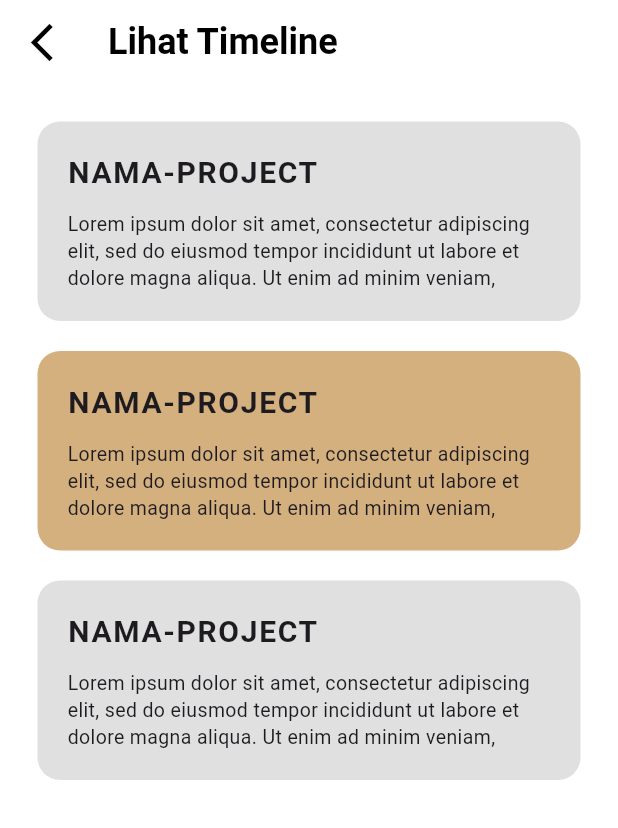
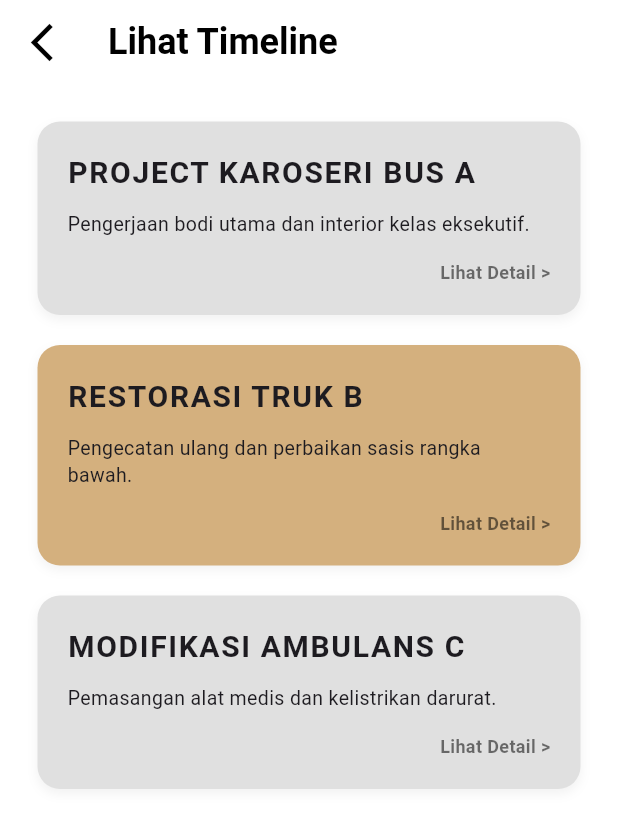
Before and after one commit to justin-rar/karoseri_mobile, a Flutter app: the TimelineDirekturPage screen opened directly, on a phone screen of 412 x 824 dp. Shown: the top 828 px of the screen. Run offline on Flutter 3.47's test engine with Material 3 defaults, Android fonts, the phone set to English and light mode, and no system bars; our stand-ins replace image_picker, supabase_flutter; accounts and stored records are empty.

Commit message:
timeline

```diff
--- a/lib/dashboard/direktur/timelinedirektur.dart
+++ b/lib/dashboard/direktur/timelinedirektur.dart
@@ -1,4 +1,82 @@
+// import 'package:flutter/material.dart';
+// import 'detailtimeline.dart';
+
+// class TimelineDirekturPage extends StatelessWidget {
+//   const TimelineDirekturPage({super.key});
+
+//   @override
+//   Widget build(BuildContext context) {
+//     // Simulasi data dari database
+//     final List<Map<String, dynamic>> projects = [
+//       {'title': 'NAMA-PROJECT', 'color': const Color(0xFFE0E0E0)}, // Abu-abu
+//       {
+//         'title': 'NAMA-PROJECT',
+//         'color': const Color(0xFFD4B07E),
+//       }, // Cokelat/Gold
+//       {'title': 'NAMA-PROJECT', 'color': const Color(0xFFE0E0E0)},
+//     ];
+
+//     return Scaffold(
+//       backgroundColor: Colors.white,
+//       appBar: AppBar(
+//         backgroundColor: Colors.white,
+//         elevation: 0,
+//         leading: IconButton(
+//           icon: const Icon(
+//             Icons.arrow_back_ios_new,
+//             color: Colors.black,
+//             size: 30,
+//           ),
+//           onPressed: () => Navigator.pop(context),
+//         ),
+//         title: const Text(
+//           "Lihat Timeline",
+//           style: TextStyle(
+//             color: Colors.black,
+//             fontWeight: FontWeight.bold,
+//             fontSize: 24,
+//           ),
+//         ),
+//       ),
+//       body: ListView.builder(
+//         padding: const EdgeInsets.all(25),
+//         itemCount: projects.length,
+//         itemBuilder: (context, index) {
+//           return Container(
+//             margin: const EdgeInsets.only(bottom: 20),
+//             padding: const EdgeInsets.all(20),
+//             decoration: BoxDecoration(
+//               color: projects[index]['color'],
+//               borderRadius: BorderRadius.circular(15),
+//             ),
+//             child: Column(
+//               crossAxisAlignment: CrossAxisAlignment.start,
+//               children: [
+//                 Text(
+//                   projects[index]['title'],
+//                   style: const TextStyle(
+//                     fontSize: 20,
+//                     fontWeight: FontWeight.bold,
+//                     letterSpacing: 1.1,
+//                   ),
+//                 ),
+//                 const SizedBox(height: 10),
+//                 const Text(
+//                   "Lorem ipsum dolor sit amet, consectetur adipiscing elit, sed do eiusmod tempor incididunt ut labore et dolore magna aliqua. Ut enim ad minim veniam,",
+//                   style: TextStyle(fontSize: 13, height: 1.4),
+//                 ),
+//               ],
+//             ),
+//           );
+//         },
+//       ),
+//     );
+//   }
+// }
+
 import 'package:flutter/material.dart';
+// Import halaman detail timeline yang kita buat tadi
+import 'detailtimeline.dart';
 
 class TimelineDirekturPage extends StatelessWidget {
   const TimelineDirekturPage({super.key});
@@ -7,12 +85,21 @@ class TimelineDirekturPage extends StatelessWidget {
   Widget build(BuildContext context) {
     // Simulasi data dari database
     final List<Map<String, dynamic>> projects = [
-      {'title': 'NAMA-PROJECT', 'color': const Color(0xFFE0E0E0)}, // Abu-abu
       {
-        'title': 'NAMA-PROJECT',
+        'title': 'PROJECT KAROSERI BUS A',
+        'color': const Color(0xFFE0E0E0),
+        'deskripsi': 'Pengerjaan bodi utama dan interior kelas eksekutif.',
+      },
+      {
+        'title': 'RESTORASI TRUK B',
         'color': const Color(0xFFD4B07E),
-      }, // Cokelat/Gold
-      {'title': 'NAMA-PROJECT', 'color': const Color(0xFFE0E0E0)},
+        'deskripsi': 'Pengecatan ulang dan perbaikan sasis rangka bawah.',
+      },
+      {
+        'title': 'MODIFIKASI AMBULANS C',
+        'color': const Color(0xFFE0E0E0),
+        'deskripsi': 'Pemasangan alat medis dan kelistrikan darurat.',
+      },
     ];
 
     return Scaffold(
@@ -41,18 +128,38 @@ class TimelineDirekturPage extends StatelessWidget {
         padding: const EdgeInsets.all(25),
         itemCount: projects.length,
         itemBuilder: (context, index) {
-          return Container(
+          final project = projects[index];
+
+          return GestureDetector(
+            // Navigasi ke Detail saat kartu diklik
+            onTap: () {
+              Navigator.push(
+                context,
+                MaterialPageRoute(
+                  builder: (context) =>
+                      DetailTimelineDirekturPage(projectData: project),
+                ),
+              );
+            },
+            child: Container(
               margin: const EdgeInsets.only(bottom: 20),
               padding: const EdgeInsets.all(20),
               decoration: BoxDecoration(
-              color: projects[index]['color'],
+                color: project['color'],
                 borderRadius: BorderRadius.circular(15),
+                boxShadow: [
+                  BoxShadow(
+                    color: Colors.black.withOpacity(0.05),
+                    blurRadius: 5,
+                    offset: const Offset(0, 3),
+                  ),
+                ],
               ),
               child: Column(
                 crossAxisAlignment: CrossAxisAlignment.start,
                 children: [
                   Text(
-                  projects[index]['title'],
+                    project['title'],
                     style: const TextStyle(
                       fontSize: 20,
                       fontWeight: FontWeight.bold,
@@ -60,11 +167,25 @@ class TimelineDirekturPage extends StatelessWidget {
                     ),
                   ),
                   const SizedBox(height: 10),
-                const Text(
-                  "Lorem ipsum dolor sit amet, consectetur adipiscing elit, sed do eiusmod tempor incididunt ut labore et dolore magna aliqua. Ut enim ad minim veniam,",
-                  style: TextStyle(fontSize: 13, height: 1.4),
+                  Text(
+                    project['deskripsi'] ??
+                        "Klik untuk melihat detail progres dan persetujuan proyek ini.",
+                    style: const TextStyle(fontSize: 13, height: 1.4),
+                  ),
+                  const SizedBox(height: 15),
+                  const Align(
+                    alignment: Alignment.centerRight,
+                    child: Text(
+                      "Lihat Detail >",
+                      style: TextStyle(
+                        fontWeight: FontWeight.bold,
+                        fontSize: 12,
+                        color: Colors.black54,
+                      ),
+                    ),
                   ),
                 ],
+              ),
             ),
           );
         },
```
Also changed, not shown: lib/dashboard/direktur/detailtimeline.dart (added, +134 -0 lines). Lines whose indentation alone changed are shown as unchanged.
